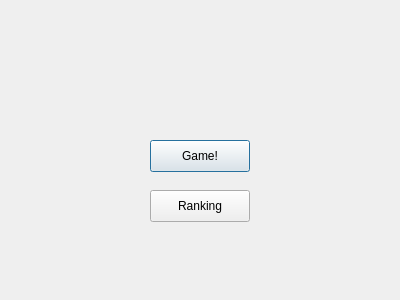
tsglz/wangzhe_nongyao, file src/PrepareWindow.ui: the form before one commit.
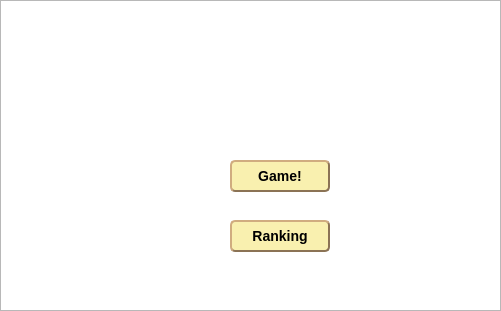
The form after the commit. Icons and pictures are not drawn.

Patch:
```diff
--- a/src/PrepareWindow.ui
+++ b/src/PrepareWindow.ui
@@ -6,22 +6,52 @@
    <rect>
     <x>0</x>
     <y>0</y>
-    <width>400</width>
-    <height>300</height>
+    <width>501</width>
+    <height>311</height>
    </rect>
   </property>
+  <property name="minimumSize">
+   <size>
+    <width>501</width>
+    <height>311</height>
+   </size>
+  </property>
+  <property name="maximumSize">
+   <size>
+    <width>501</width>
+    <height>311</height>
+   </size>
+  </property>
   <property name="windowTitle">
    <string>Dialog</string>
   </property>
+  <property name="styleSheet">
+   <string notr="true"/>
+  </property>
   <widget class="QPushButton" name="Game">
    <property name="geometry">
     <rect>
-     <x>150</x>
-     <y>140</y>
+     <x>230</x>
+     <y>160</y>
      <width>100</width>
      <height>32</height>
     </rect>
    </property>
+   <property name="styleSheet">
+    <string notr="true">QPushButton
+{
+	background-color: rgb(249, 240, 175);
+	border-style: outset;
+	border-width: 2px;
+	border-radius:5px; /*边界圆滑*/
+	border-color: #8B7355;
+	font: bold 14px;
+	min-width:2em;
+	color:black; /*字体颜色*/
+	font-family:华文新魏;
+	padding: 5px;
+}</string>
+   </property>
    <property name="text">
     <string>Game!</string>
    </property>
@@ -29,16 +59,59 @@
   <widget class="QPushButton" name="Ranking">
    <property name="geometry">
     <rect>
-     <x>150</x>
-     <y>190</y>
+     <x>230</x>
+     <y>220</y>
      <width>100</width>
      <height>32</height>
     </rect>
    </property>
+   <property name="styleSheet">
+    <string notr="true">QPushButton
+{
+	background-color: rgb(249, 240, 175);
+	border-style: outset;
+	border-width: 2px;
+	border-radius:5px; /*边界圆滑*/
+	border-color: #8B7355;
+	font: bold 14px;
+	min-width:2em;
+	color:black; /*字体颜色*/
+	font-family:华文新魏;
+	padding: 5px;
+}</string>
+   </property>
    <property name="text">
     <string>Ranking</string>
    </property>
   </widget>
+  <widget class="QListView" name="listView">
+   <property name="geometry">
+    <rect>
+     <x>0</x>
+     <y>0</y>
+     <width>501</width>
+     <height>311</height>
+    </rect>
+   </property>
+   <property name="minimumSize">
+    <size>
+     <width>501</width>
+     <height>311</height>
+    </size>
+   </property>
+   <property name="maximumSize">
+    <size>
+     <width>501</width>
+     <height>311</height>
+    </size>
+   </property>
+   <property name="styleSheet">
+    <string notr="true">background-image: url(:/res/images/IMG_4796.JPG);</string>
+   </property>
+  </widget>
+  <zorder>listView</zorder>
+  <zorder>Game</zorder>
+  <zorder>Ranking</zorder>
  </widget>
  <resources/>
  <connections/>
```
